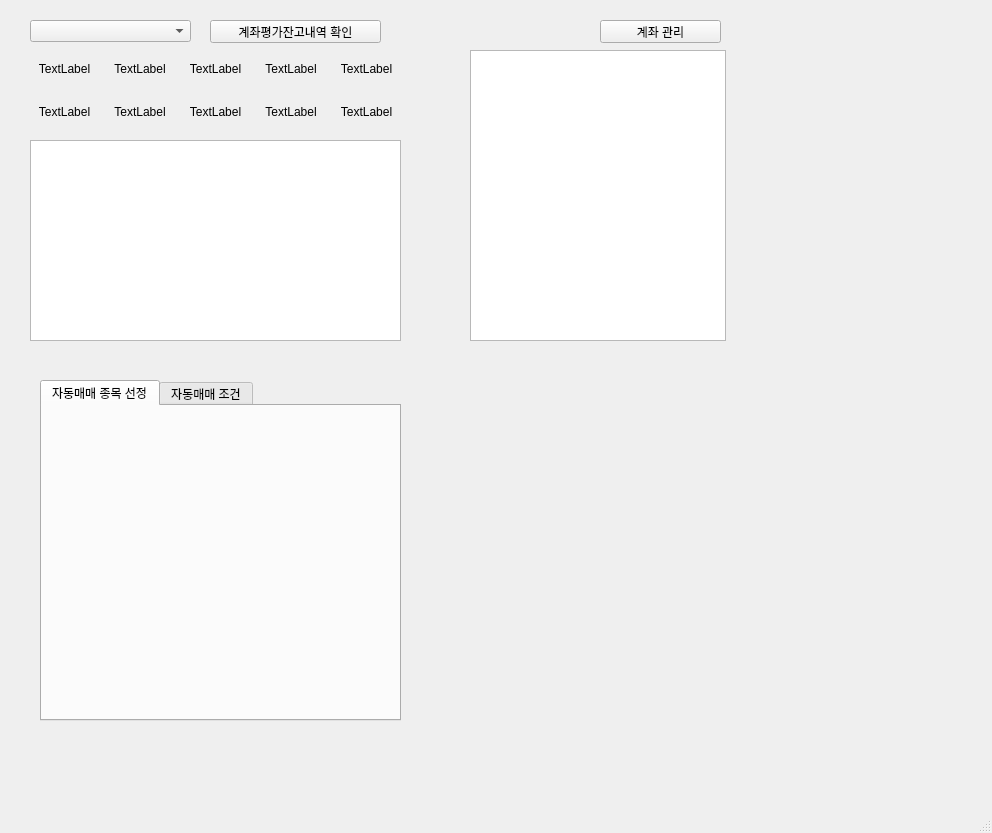
Qt form MainWindows.ui (kisbi3/Stock_Kiwoom) before a commit.
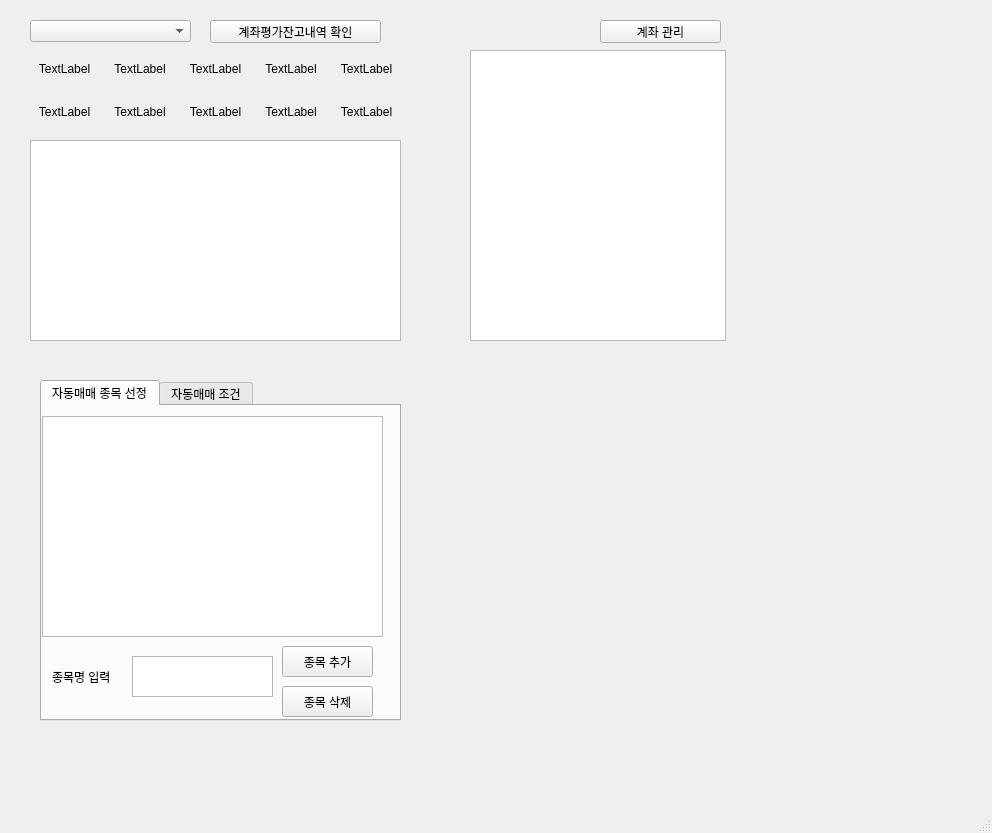
The same form after that commit. The open tabs and pages were chosen to show the change.

What changed in the file:
```diff
--- a/MainWindows.ui
+++ b/MainWindows.ui
@@ -198,38 +198,10 @@
      <attribute name="title">
       <string>자동매매 종목 선정</string>
      </attribute>
-    </widget>
-    <widget class="QWidget" name="tab_2">
-     <attribute name="title">
-      <string>자동매매 조건</string>
-     </attribute>
-     <widget class="QTableWidget" name="buylast">
-      <property name="geometry">
-       <rect>
-        <x>10</x>
-        <y>10</y>
-        <width>341</width>
-        <height>221</height>
-       </rect>
-      </property>
-     </widget>
-     <widget class="QPushButton" name="additemlast">
-      <property name="geometry">
-       <rect>
-        <x>250</x>
-        <y>240</y>
-        <width>91</width>
-        <height>31</height>
-       </rect>
-      </property>
-      <property name="text">
-       <string>종목 추가</string>
-      </property>
-     </widget>
      <widget class="QPushButton" name="Deletcode">
       <property name="geometry">
        <rect>
-        <x>250</x>
+        <x>240</x>
         <y>280</y>
         <width>91</width>
         <height>31</height>
@@ -242,7 +214,7 @@
      <widget class="QTextEdit" name="searchItemTextEdit2">
       <property name="geometry">
        <rect>
-        <x>100</x>
+        <x>90</x>
         <y>250</y>
         <width>141</width>
         <height>41</height>
@@ -252,7 +224,7 @@
      <widget class="QLabel" name="label">
       <property name="geometry">
        <rect>
-        <x>20</x>
+        <x>10</x>
         <y>250</y>
         <width>71</width>
         <height>41</height>
@@ -262,6 +234,34 @@
        <string>종목명 입력</string>
       </property>
      </widget>
+     <widget class="QPushButton" name="additemlast">
+      <property name="geometry">
+       <rect>
+        <x>240</x>
+        <y>240</y>
+        <width>91</width>
+        <height>31</height>
+       </rect>
+      </property>
+      <property name="text">
+       <string>종목 추가</string>
+      </property>
+     </widget>
+     <widget class="QTableWidget" name="buylast">
+      <property name="geometry">
+       <rect>
+        <x>0</x>
+        <y>10</y>
+        <width>341</width>
+        <height>221</height>
+       </rect>
+      </property>
+     </widget>
+    </widget>
+    <widget class="QWidget" name="tab_2">
+     <attribute name="title">
+      <string>자동매매 조건</string>
+     </attribute>
     </widget>
    </widget>
   </widget>
```
Left out of the diff: 2 changed lines with no effect on the pictures.
